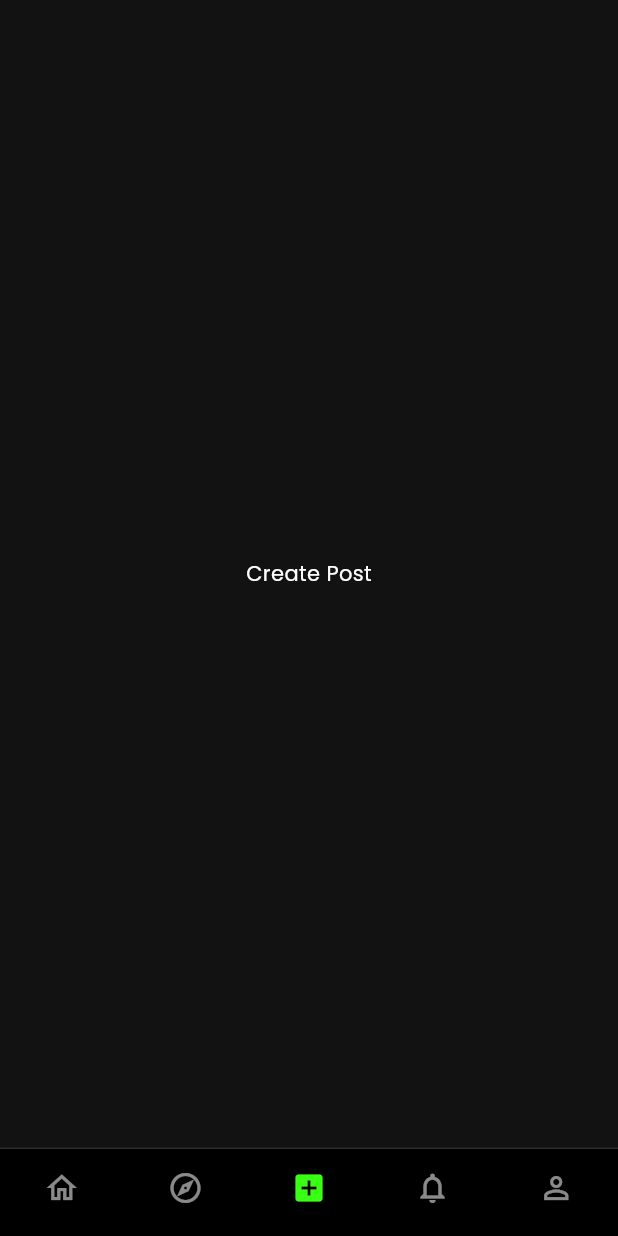
After one commit to Andresito126/Taggr-frontend, a Flutter app: the MainLayout screen opened by its route, item 3 of the bottom bar chosen, on a phone screen of 412 x 824 dp. The commit adds this screen. Run offline on Flutter 3.47's test engine with Material 3 defaults, Android fonts, the light colour scheme and no system bars; our stand-ins replace device_preview, flutter_svg, google_fonts.

Commit message:
Add: Adding navigation and bottom bar into screens

```diff
--- a/lib/app.dart
+++ b/lib/app.dart
@@ -1,6 +1,7 @@
 import 'package:flutter/material.dart';
+import 'package:taggr/core/components/main_layout.dart';
+import 'package:taggr/features/auth/presentation/screens/login_screen.dart';
 import 'package:taggr/features/auth/presentation/screens/register_screen.dart';
-import 'package:taggr/features/posts/presentation/screens/home_screen.dart';
 import 'package:taggr/shared/theme/theme.dart';
 import 'package:taggr/shared/theme/util.dart';
 
@@ -13,15 +14,21 @@ class MyApp extends StatelessWidget {
     MaterialTheme theme = MaterialTheme(textTheme);
 
     return MaterialApp(
-      title: 'Flutter Demo',
+      title: 'TAGGR',
       theme: theme.light(),
       darkTheme: theme.dark().copyWith(
         scaffoldBackgroundColor: Colors.black,
       ),
       themeMode: ThemeMode.dark,
-      home: Scaffold(
-        body: HomeScreen(),
-        ),
+
+      initialRoute: '/login',
+
+    routes: {
+        '/login': (context) => const LoginScreen(),
+        '/register': (context) => const RegisterScreen(),
+        '/home': (context) => const MainLayout(),
+      },
+
     );
   }
 }
--- /dev/null
+++ b/lib/core/components/main_layout.dart
@@ -0,0 +1,86 @@
+import 'package:flutter/material.dart';
+import 'package:taggr/features/posts/presentation/screens/home_screen.dart';
+import 'package:taggr/shared/theme/app_colors.dart';
+
+class MainLayout extends StatefulWidget {
+  const MainLayout({super.key});
+
+  @override
+  State<MainLayout> createState() => _MainLayoutState();
+}
+
+class _MainLayoutState extends State<MainLayout> {
+  int _currentIndex = 0;
+
+  final List<Widget> _screens = [
+    const HomeScreen(),
+    const Center(
+      child: Text("Explore", style: TextStyle(color: Colors.white)),
+    ),
+    const Center(
+      child: Text("Create Post", style: TextStyle(color: Colors.white)),
+    ),
+    const Center(
+      child: Text("Notifications", style: TextStyle(color: Colors.white)),
+    ),
+    const Center(
+      child: Text("Profile", style: TextStyle(color: Colors.white)),
+    ),
+  ];
+
+  @override
+  Widget build(BuildContext context) {
+    return Scaffold(
+      backgroundColor: AppColors.background,
+
+      body: _screens[_currentIndex],
+
+      bottomNavigationBar: Container(
+        decoration: const BoxDecoration(
+          border: Border(top: BorderSide(color: Colors.white12, width: 1)),
+        ),
+        child: BottomNavigationBar(
+          backgroundColor: Colors.black,
+          type: BottomNavigationBarType.fixed,
+          showSelectedLabels: false,
+          showUnselectedLabels: false,
+          selectedItemColor: AppColors.neonGreen,
+          unselectedItemColor: Colors.white54,
+          currentIndex: _currentIndex,
+          onTap: (index) {
+            setState(() {
+              _currentIndex = index;
+            });
+          },
+          items: const [
+            BottomNavigationBarItem(
+              icon: Icon(Icons.home_outlined),
+              activeIcon: Icon(Icons.home),
+              label: 'Home',
+            ),
+            BottomNavigationBarItem(
+              icon: Icon(Icons.explore_outlined),
+              activeIcon: Icon(Icons.explore),
+              label: 'Explore',
+            ),
+            BottomNavigationBarItem(
+              icon: Icon(Icons.add_box_outlined),
+              activeIcon: Icon(Icons.add_box),
+              label: 'Add',
+            ),
+            BottomNavigationBarItem(
+              icon: Icon(Icons.notifications_outlined),
+              activeIcon: Icon(Icons.notifications),
+              label: 'Notifs',
+            ),
+            BottomNavigationBarItem(
+              icon: Icon(Icons.person_outline),
+              activeIcon: Icon(Icons.person),
+              label: 'Profile',
+            ),
+          ],
+        ),
+      ),
+    );
+  }
+}
--- a/lib/features/auth/presentation/screens/login_screen.dart
+++ b/lib/features/auth/presentation/screens/login_screen.dart
@@ -91,7 +91,9 @@ class _LoginScreenState extends State<LoginScreen> {
                       width: double.infinity,
                       height: 50,
                       child: ElevatedButton(
-                        onPressed: () {},
+                        onPressed: () {
+                          Navigator.pushReplacementNamed(context, '/home');
+                        },
                         style: ElevatedButton.styleFrom(
                           backgroundColor: AppColors.neonGreen,
                           foregroundColor: Colors.black,
@@ -121,11 +123,7 @@ class _LoginScreenState extends State<LoginScreen> {
                         ),
                         GestureDetector(
                           onTap: () {
-                            Navigator.push(
-                              context,
-                              MaterialPageRoute(
-                                builder: (context) => RegisterScreen())
-                            );
+                            Navigator.pushReplacementNamed(context, '/home');
                           },
                           child: Text(
                             " Sign Up",
```
